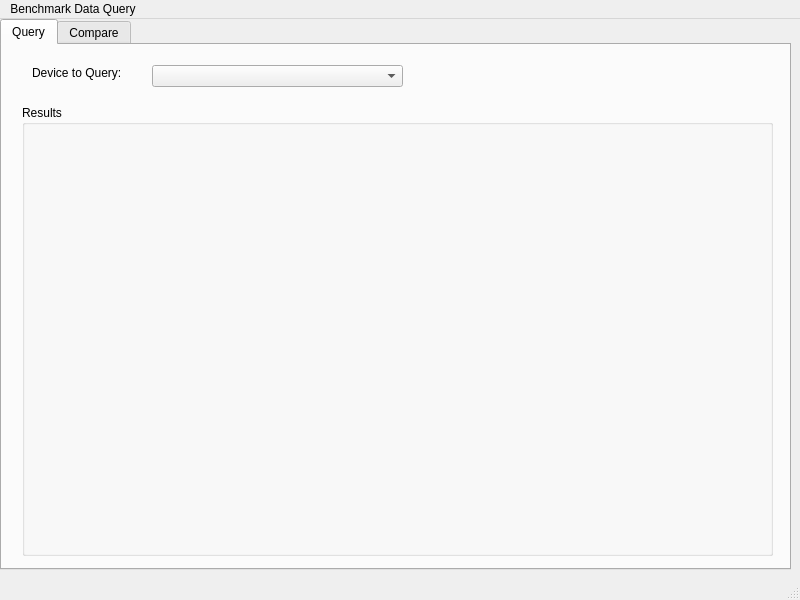
Old version of the form python/ui/BenchmarkDataQuery.ui in the repository pond-fssw/BenchmarkDataQuery.
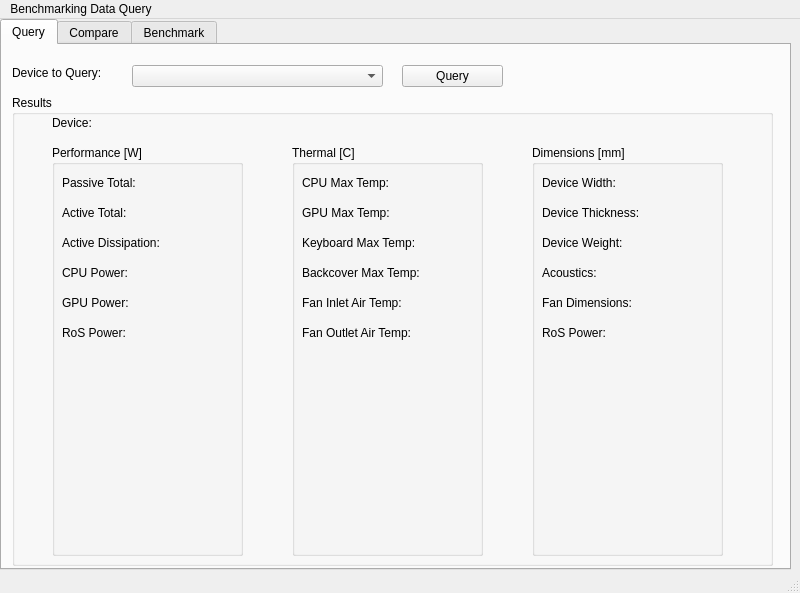
New version of the form. The open tabs and pages were chosen to show the change.

Commit message: implemented basic benchmarking tool

Patch:
```diff
--- a/python/ui/BenchmarkDataQuery.ui
+++ b/python/ui/BenchmarkDataQuery.ui
@@ -7,7 +7,7 @@
     <x>0</x>
     <y>0</y>
     <width>800</width>
-    <height>600</height>
+    <height>593</height>
    </rect>
   </property>
   <property name="windowTitle">
@@ -33,7 +33,7 @@
      <widget class="QComboBox" name="toQuery">
       <property name="geometry">
        <rect>
-        <x>150</x>
+        <x>130</x>
         <y>20</y>
         <width>251</width>
         <height>22</height>
@@ -43,7 +43,7 @@
      <widget class="QLabel" name="label_2">
       <property name="geometry">
        <rect>
-        <x>30</x>
+        <x>10</x>
         <y>20</y>
         <width>111</width>
         <height>16</height>
@@ -56,15 +56,314 @@
      <widget class="QGroupBox" name="groupBox">
       <property name="geometry">
        <rect>
-        <x>20</x>
-        <y>60</y>
-        <width>751</width>
-        <height>451</height>
+        <x>10</x>
+        <y>50</y>
+        <width>761</width>
+        <height>471</height>
        </rect>
       </property>
       <property name="title">
        <string>Results</string>
       </property>
+      <widget class="QGroupBox" name="groupBox_2">
+       <property name="geometry">
+        <rect>
+         <x>40</x>
+         <y>50</y>
+         <width>191</width>
+         <height>411</height>
+        </rect>
+       </property>
+       <property name="title">
+        <string>Performance [W]</string>
+       </property>
+       <widget class="QLabel" name="qPassiveTotal">
+        <property name="geometry">
+         <rect>
+          <x>10</x>
+          <y>30</y>
+          <width>141</width>
+          <height>16</height>
+         </rect>
+        </property>
+        <property name="text">
+         <string>Passive Total:</string>
+        </property>
+       </widget>
+       <widget class="QLabel" name="qActiveTotal">
+        <property name="geometry">
+         <rect>
+          <x>10</x>
+          <y>60</y>
+          <width>141</width>
+          <height>16</height>
+         </rect>
+        </property>
+        <property name="text">
+         <string>Active Total:</string>
+        </property>
+       </widget>
+       <widget class="QLabel" name="qActiveDissipation">
+        <property name="geometry">
+         <rect>
+          <x>10</x>
+          <y>90</y>
+          <width>141</width>
+          <height>16</height>
+         </rect>
+        </property>
+        <property name="text">
+         <string>Active Dissipation:</string>
+        </property>
+       </widget>
+       <widget class="QLabel" name="qCPUPower">
+        <property name="geometry">
+         <rect>
+          <x>10</x>
+          <y>120</y>
+          <width>141</width>
+          <height>16</height>
+         </rect>
+        </property>
+        <property name="text">
+         <string>CPU Power:</string>
+        </property>
+       </widget>
+       <widget class="QLabel" name="qGPUPower">
+        <property name="geometry">
+         <rect>
+          <x>10</x>
+          <y>150</y>
+          <width>141</width>
+          <height>16</height>
+         </rect>
+        </property>
+        <property name="text">
+         <string>GPU Power:</string>
+        </property>
+       </widget>
+       <widget class="QLabel" name="qRoSPower">
+        <property name="geometry">
+         <rect>
+          <x>10</x>
+          <y>180</y>
+          <width>141</width>
+          <height>16</height>
+         </rect>
+        </property>
+        <property name="text">
+         <string>RoS Power:</string>
+        </property>
+       </widget>
+      </widget>
+      <widget class="QGroupBox" name="groupBox_3">
+       <property name="geometry">
+        <rect>
+         <x>280</x>
+         <y>50</y>
+         <width>191</width>
+         <height>411</height>
+        </rect>
+       </property>
+       <property name="title">
+        <string>Thermal [C]</string>
+       </property>
+       <widget class="QLabel" name="label_9">
+        <property name="geometry">
+         <rect>
+          <x>10</x>
+          <y>30</y>
+          <width>141</width>
+          <height>16</height>
+         </rect>
+        </property>
+        <property name="text">
+         <string>CPU Max Temp:</string>
+        </property>
+       </widget>
+       <widget class="QLabel" name="label_10">
+        <property name="geometry">
+         <rect>
+          <x>10</x>
+          <y>60</y>
+          <width>141</width>
+          <height>16</height>
+         </rect>
+        </property>
+        <property name="text">
+         <string>GPU Max Temp:</string>
+        </property>
+       </widget>
+       <widget class="QLabel" name="label_11">
+        <property name="geometry">
+         <rect>
+          <x>10</x>
+          <y>90</y>
+          <width>141</width>
+          <height>16</height>
+         </rect>
+        </property>
+        <property name="text">
+         <string>Keyboard Max Temp:</string>
+        </property>
+       </widget>
+       <widget class="QLabel" name="label_12">
+        <property name="geometry">
+         <rect>
+          <x>10</x>
+          <y>120</y>
+          <width>141</width>
+          <height>16</height>
+         </rect>
+        </property>
+        <property name="text">
+         <string>Backcover Max Temp:</string>
+        </property>
+       </widget>
+       <widget class="QLabel" name="label_13">
+        <property name="geometry">
+         <rect>
+          <x>10</x>
+          <y>150</y>
+          <width>141</width>
+          <height>16</height>
+         </rect>
+        </property>
+        <property name="text">
+         <string>Fan Inlet Air Temp:</string>
+        </property>
+       </widget>
+       <widget class="QLabel" name="label_14">
+        <property name="geometry">
+         <rect>
+          <x>10</x>
+          <y>180</y>
+          <width>141</width>
+          <height>16</height>
+         </rect>
+        </property>
+        <property name="text">
+         <string>Fan Outlet Air Temp:</string>
+        </property>
+       </widget>
+      </widget>
+      <widget class="QGroupBox" name="groupBox_4">
+       <property name="geometry">
+        <rect>
+         <x>520</x>
+         <y>50</y>
+         <width>191</width>
+         <height>411</height>
+        </rect>
+       </property>
+       <property name="title">
+        <string>Dimensions [mm]</string>
+       </property>
+       <widget class="QLabel" name="label_15">
+        <property name="geometry">
+         <rect>
+          <x>10</x>
+          <y>30</y>
+          <width>141</width>
+          <height>16</height>
+         </rect>
+        </property>
+        <property name="text">
+         <string>Device Width:</string>
+        </property>
+       </widget>
+       <widget class="QLabel" name="label_16">
+        <property name="geometry">
+         <rect>
+          <x>10</x>
+          <y>60</y>
+          <width>141</width>
+          <height>16</height>
+         </rect>
+        </property>
+        <property name="text">
+         <string>Device Thickness:</string>
+        </property>
+       </widget>
+       <widget class="QLabel" name="label_17">
+        <property name="geometry">
+         <rect>
+          <x>10</x>
+          <y>90</y>
+          <width>141</width>
+          <height>16</height>
+         </rect>
+        </property>
+        <property name="text">
+         <string>Device Weight:</string>
+        </property>
+       </widget>
+       <widget class="QLabel" name="label_18">
+        <property name="geometry">
+         <rect>
+          <x>10</x>
+          <y>120</y>
+          <width>141</width>
+          <height>16</height>
+         </rect>
+        </property>
+        <property name="text">
+         <string>Acoustics:</string>
+        </property>
+       </widget>
+       <widget class="QLabel" name="label_19">
+        <property name="geometry">
+         <rect>
+          <x>10</x>
+          <y>150</y>
+          <width>141</width>
+          <height>16</height>
+         </rect>
+        </property>
+        <property name="text">
+         <string>Fan Dimensions:</string>
+        </property>
+       </widget>
+       <widget class="QLabel" name="label_20">
+        <property name="geometry">
+         <rect>
+          <x>10</x>
+          <y>180</y>
+          <width>141</width>
+          <height>16</height>
+         </rect>
+        </property>
+        <property name="text">
+         <string>RoS Power:</string>
+        </property>
+       </widget>
+      </widget>
+      <widget class="QLabel" name="queriedDevice">
+       <property name="geometry">
+        <rect>
+         <x>40</x>
+         <y>20</y>
+         <width>191</width>
+         <height>16</height>
+        </rect>
+       </property>
+       <property name="text">
+        <string>Device: </string>
+       </property>
+      </widget>
+     </widget>
+     <widget class="QPushButton" name="queryButton">
+      <property name="geometry">
+       <rect>
+        <x>400</x>
+        <y>20</y>
+        <width>101</width>
+        <height>22</height>
+       </rect>
+      </property>
+      <property name="text">
+       <string>Query</string>
+      </property>
      </widget>
     </widget>
     <widget class="QWidget" name="tab_2">
@@ -195,6 +494,244 @@
        <string>Generate Table</string>
       </property>
      </widget>
+     <widget class="QLineEdit" name="exportfile">
+      <property name="geometry">
+       <rect>
+        <x>290</x>
+        <y>490</y>
+        <width>113</width>
+        <height>21</height>
+       </rect>
+      </property>
+     </widget>
+     <widget class="QLabel" name="label_21">
+      <property name="geometry">
+       <rect>
+        <x>190</x>
+        <y>490</y>
+        <width>111</width>
+        <height>16</height>
+       </rect>
+      </property>
+      <property name="text">
+       <string>Export File Name:</string>
+      </property>
+     </widget>
+    </widget>
+    <widget class="QWidget" name="tab_3">
+     <attribute name="title">
+      <string>Benchmark</string>
+     </attribute>
+     <widget class="QPushButton" name="benchmarkRun">
+      <property name="geometry">
+       <rect>
+        <x>210</x>
+        <y>490</y>
+        <width>171</width>
+        <height>22</height>
+       </rect>
+      </property>
+      <property name="text">
+       <string>Benchmark</string>
+      </property>
+     </widget>
+     <widget class="QPushButton" name="benchmarkClear">
+      <property name="geometry">
+       <rect>
+        <x>400</x>
+        <y>490</y>
+        <width>171</width>
+        <height>22</height>
+       </rect>
+      </property>
+      <property name="text">
+       <string>Clear</string>
+      </property>
+     </widget>
+     <widget class="QGroupBox" name="groupBox_5">
+      <property name="geometry">
+       <rect>
+        <x>20</x>
+        <y>80</y>
+        <width>171</width>
+        <height>391</height>
+       </rect>
+      </property>
+      <property name="title">
+       <string>Performance [W]</string>
+      </property>
+      <widget class="QLineEdit" name="b1_2">
+       <property name="geometry">
+        <rect>
+         <x>100</x>
+         <y>60</y>
+         <width>61</width>
+         <height>21</height>
+        </rect>
+       </property>
+      </widget>
+      <widget class="QLineEdit" name="b1_1">
+       <property name="geometry">
+        <rect>
+         <x>100</x>
+         <y>30</y>
+         <width>61</width>
+         <height>21</height>
+        </rect>
+       </property>
+      </widget>
+      <widget class="QLabel" name="label_3">
+       <property name="geometry">
+        <rect>
+         <x>10</x>
+         <y>30</y>
+         <width>81</width>
+         <height>16</height>
+        </rect>
+       </property>
+       <property name="text">
+        <string>Passive Total</string>
+       </property>
+      </widget>
+      <widget class="QLabel" name="label_4">
+       <property name="geometry">
+        <rect>
+         <x>10</x>
+         <y>60</y>
+         <width>81</width>
+         <height>16</height>
+        </rect>
+       </property>
+       <property name="text">
+        <string>Active Total</string>
+       </property>
+      </widget>
+     </widget>
+     <widget class="QGroupBox" name="groupBox_6">
+      <property name="geometry">
+       <rect>
+        <x>20</x>
+        <y>10</y>
+        <width>451</width>
+        <height>61</height>
+       </rect>
+      </property>
+      <property name="title">
+       <string>Device</string>
+      </property>
+      <widget class="QLineEdit" name="benchmarkDevice">
+       <property name="geometry">
+        <rect>
+         <x>10</x>
+         <y>30</y>
+         <width>421</width>
+         <height>21</height>
+        </rect>
+       </property>
+       <property name="text">
+        <string>Samsung Smart Fridge</string>
+       </property>
+      </widget>
+     </widget>
+     <widget class="QGroupBox" name="groupBox_7">
+      <property name="geometry">
+       <rect>
+        <x>210</x>
+        <y>80</y>
+        <width>171</width>
+        <height>391</height>
+       </rect>
+      </property>
+      <property name="title">
+       <string>Performance</string>
+      </property>
+      <widget class="QLineEdit" name="b2_2">
+       <property name="geometry">
+        <rect>
+         <x>102</x>
+         <y>60</y>
+         <width>61</width>
+         <height>21</height>
+        </rect>
+       </property>
+      </widget>
+      <widget class="QLineEdit" name="b2_1">
+       <property name="geometry">
+        <rect>
+         <x>102</x>
+         <y>30</y>
+         <width>61</width>
+         <height>21</height>
+        </rect>
+       </property>
+      </widget>
+     </widget>
+     <widget class="QGroupBox" name="groupBox_8">
+      <property name="geometry">
+       <rect>
+        <x>400</x>
+        <y>80</y>
+        <width>171</width>
+        <height>391</height>
+       </rect>
+      </property>
+      <property name="title">
+       <string>Performance</string>
+      </property>
+      <widget class="QLineEdit" name="b3_2">
+       <property name="geometry">
+        <rect>
+         <x>102</x>
+         <y>60</y>
+         <width>61</width>
+         <height>21</height>
+        </rect>
+       </property>
+      </widget>
+      <widget class="QLineEdit" name="b3_1">
+       <property name="geometry">
+        <rect>
+         <x>102</x>
+         <y>30</y>
+         <width>61</width>
+         <height>21</height>
+        </rect>
+       </property>
+      </widget>
+     </widget>
+     <widget class="QGroupBox" name="groupBox_9">
+      <property name="geometry">
+       <rect>
+        <x>590</x>
+        <y>80</y>
+        <width>171</width>
+        <height>391</height>
+       </rect>
+      </property>
+      <property name="title">
+       <string>Performance</string>
+      </property>
+      <widget class="QLineEdit" name="b4_2">
+       <property name="geometry">
+        <rect>
+         <x>102</x>
+         <y>60</y>
+         <width>61</width>
+         <height>21</height>
+        </rect>
+       </property>
+      </widget>
+      <widget class="QLineEdit" name="b4_1">
+       <property name="geometry">
+        <rect>
+         <x>102</x>
+         <y>30</y>
+         <width>61</width>
+         <height>21</height>
+        </rect>
+       </property>
+      </widget>
+     </widget>
     </widget>
    </widget>
   </widget>
@@ -209,7 +746,7 @@
    </property>
    <widget class="QMenu" name="menuBenchmark_Data_Query">
     <property name="title">
-     <string>Benchmark Data Query</string>
+     <string>Benchmarking Data Query</string>
     </property>
    </widget>
    <addaction name="menuBenchmark_Data_Query"/>
```
Left out of the diff: 6 changed lines with no effect on the pictures. The commit also changes 8 other files.
